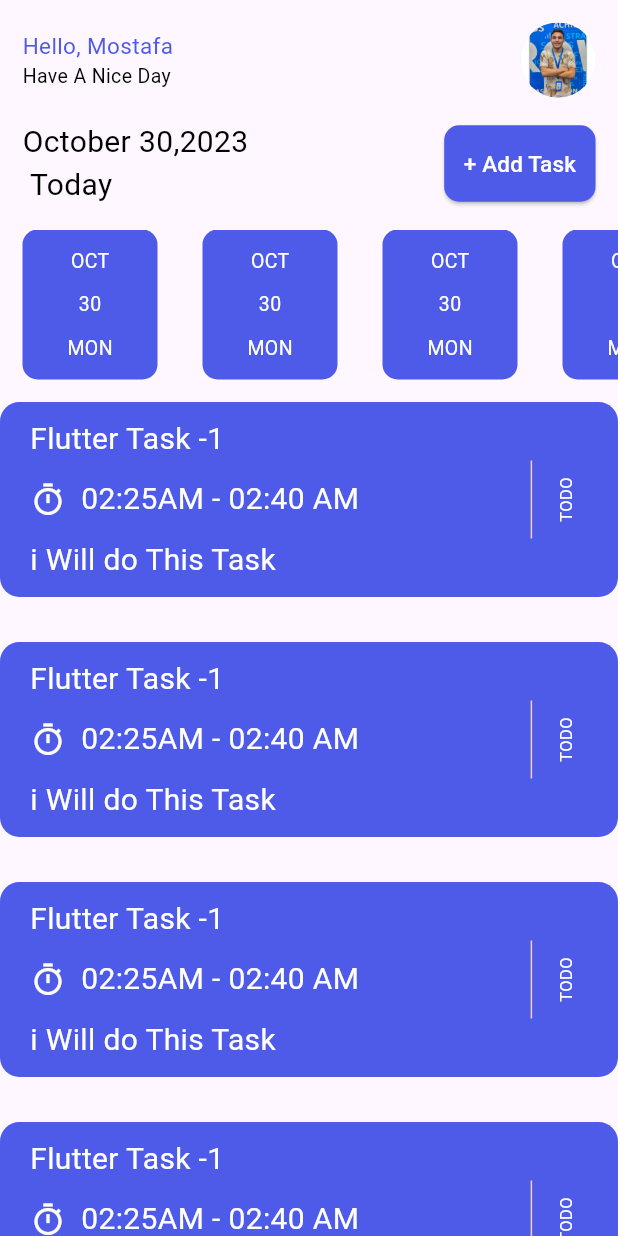
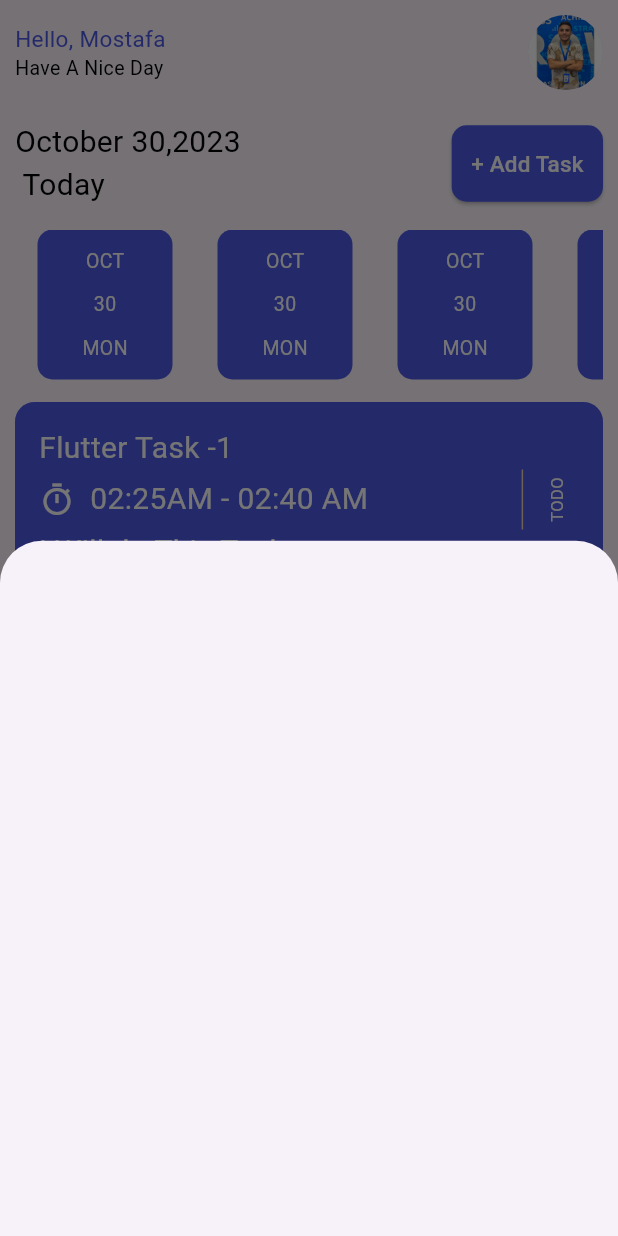
Before and after one commit to mostafa-sabry/taskati_app, a Flutter app: the screen it shows after launch, after a tap on "+ Add Task", on a phone screen of 412 x 824 dp. Run offline on Flutter 3.47's test engine with Material 3 defaults, Android fonts, the phone set to English and light mode, and no system bars.

Commit message:
show modal bottom sheet

```diff
--- a/lib/screens/home_screen.dart
+++ b/lib/screens/home_screen.dart
@@ -14,20 +14,20 @@ class HomeScreen extends StatelessWidget {
   Widget build(BuildContext context) {
     return const SafeArea(
       child: Scaffold(
-        body: Column(
+        body: Padding(
+          padding: EdgeInsets.all(10),
+          child: Column(
             mainAxisAlignment: MainAxisAlignment.spaceEvenly,
             children: [
               ProfileNamed(),
-            Padding(
-              padding: EdgeInsets.symmetric(horizontal: 15.0),
-              child: Row(
+              SizedBox(height: 20,),
+              Row(
                 mainAxisAlignment: MainAxisAlignment.spaceBetween,
                 children: [
                   TextAppWidget(
                       title: 'October 30,2023 \n Today', color: Colors.black),
                   ElevatedButtonWidget(),
                 ],
-              ),
               ),
               SizedBox(
                 height: 15,
@@ -40,6 +40,7 @@ class HomeScreen extends StatelessWidget {
             ],
           ),
         ),
+      ),
     );
   }
 }
--- /dev/null
+++ b/lib/widgets/add_task_bottom_sheet.dart
@@ -0,0 +1,10 @@
+import 'package:flutter/material.dart';
+
+class AddTaskBottomSheet extends StatelessWidget {
+  const AddTaskBottomSheet({super.key});
+
+  @override
+  Widget build(BuildContext context) {
+    return Container();
+  }
+}
--- a/lib/widgets/days_widget.dart
+++ b/lib/widgets/days_widget.dart
@@ -9,7 +9,6 @@ class DaysWidget extends StatelessWidget {
   @override
   Widget build(BuildContext context) {
     return Container(
-      // height: 120,
       width: 90,
       margin:const EdgeInsets.symmetric(horizontal: 15),
       decoration: BoxDecoration(
--- a/lib/widgets/elevated_button_widget.dart
+++ b/lib/widgets/elevated_button_widget.dart
@@ -1,4 +1,5 @@
 import 'package:flutter/material.dart';
+import 'package:taskati_app/widgets/add_task_bottom_sheet.dart';
 
 class ElevatedButtonWidget extends StatelessWidget {
   const ElevatedButtonWidget({
@@ -15,7 +16,13 @@ class ElevatedButtonWidget extends StatelessWidget {
           borderRadius: BorderRadius.circular(10),
         ),
       ),
-      onPressed: () {},
+      onPressed: () {
+        showModalBottomSheet(
+            context: context,
+            builder: (context) {
+              return const AddTaskBottomSheet();
+            });
+      },
       child: const Text(
         '+ Add Task',
         style: TextStyle(color: Colors.white, fontSize: 15),
--- a/lib/widgets/flutter_task_widget.dart
+++ b/lib/widgets/flutter_task_widget.dart
@@ -11,7 +11,7 @@ class FlutterTaskWidget extends StatelessWidget {
   @override
   Widget build(BuildContext context) {
     return Container(
-      padding: const EdgeInsets.symmetric(horizontal: 20, vertical: 10),
+       padding: const EdgeInsets.all(16),
       height: 130,
       width: double.infinity,
       margin: const EdgeInsets.symmetric(vertical: 15),
--- a/lib/widgets/profile_named_widget.dart
+++ b/lib/widgets/profile_named_widget.dart
@@ -7,9 +7,7 @@ class ProfileNamed extends StatelessWidget {
 
   @override
   Widget build(BuildContext context) {
-    return const Padding(
-      padding: EdgeInsets.all(15.0),
-      child: Row(
+    return const Row(
       children: [
         Expanded(
           child: Column(
@@ -37,7 +35,6 @@ class ProfileNamed extends StatelessWidget {
           radius: 25,
         ),
       ],
-      ),
     );
   }
 }
```
Lines whose indentation alone changed are shown as unchanged.
